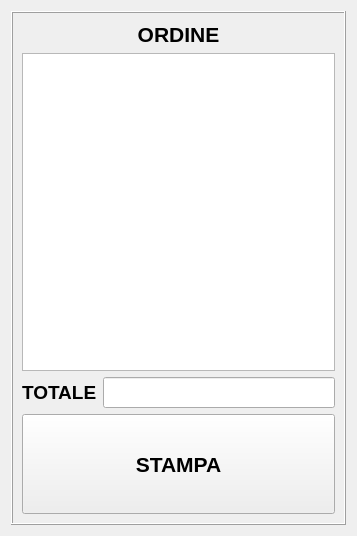
mtonin/gestcassa, file src/ordine.ui: the form before one commit.
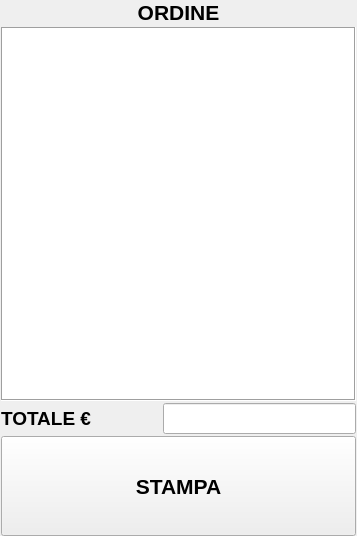
The form after the commit.

Diff of the .ui file:
```diff
--- a/src/ordine.ui
+++ b/src/ordine.ui
@@ -22,16 +22,22 @@
   <property name="styleSheet">
    <string notr="true"/>
   </property>
-  <layout class="QVBoxLayout" name="verticalLayout_2">
-   <item>
-    <widget class="QFrame" name="frame">
-     <property name="frameShape">
-      <enum>QFrame::Box</enum>
-     </property>
-     <property name="frameShadow">
-      <enum>QFrame::Raised</enum>
-     </property>
      <layout class="QVBoxLayout" name="verticalLayout">
+   <property name="spacing">
+    <number>2</number>
+   </property>
+   <property name="leftMargin">
+    <number>1</number>
+   </property>
+   <property name="topMargin">
+    <number>0</number>
+   </property>
+   <property name="rightMargin">
+    <number>1</number>
+   </property>
+   <property name="bottomMargin">
+    <number>0</number>
+   </property>
       <item>
        <widget class="QLabel" name="label">
         <property name="sizePolicy">
@@ -47,12 +53,27 @@
       </item>
       <item>
        <widget class="QTableView" name="articoliTab">
+     <property name="frameShape">
+      <enum>QFrame::Box</enum>
+     </property>
+     <property name="frameShadow">
+      <enum>QFrame::Sunken</enum>
+     </property>
         <property name="horizontalScrollBarPolicy">
          <enum>Qt::ScrollBarAlwaysOff</enum>
         </property>
         <property name="alternatingRowColors">
-         <bool>true</bool>
-        </property>
+      <bool>false</bool>
+     </property>
+     <property name="selectionMode">
+      <enum>QAbstractItemView::SingleSelection</enum>
+     </property>
+     <property name="gridStyle">
+      <enum>Qt::DotLine</enum>
+     </property>
+     <attribute name="horizontalHeaderVisible">
+      <bool>false</bool>
+     </attribute>
         <attribute name="horizontalHeaderStretchLastSection">
          <bool>true</bool>
         </attribute>
@@ -66,10 +87,23 @@
         <item>
          <widget class="QLabel" name="label_2">
           <property name="text">
-           <string>&lt;html&gt;&lt;head/&gt;&lt;body&gt;&lt;p&gt;&lt;span style=&quot; font-size:14pt; font-weight:600;&quot;&gt;TOTALE&lt;/span&gt;&lt;/p&gt;&lt;/body&gt;&lt;/html&gt;</string>
+        <string>&lt;html&gt;&lt;head/&gt;&lt;body&gt;&lt;p&gt;&lt;span style=&quot; font-size:14pt; font-weight:600;&quot;&gt;TOTALE €&lt;/span&gt;&lt;/p&gt;&lt;/body&gt;&lt;/html&gt;</string>
           </property>
          </widget>
         </item>
+     <item>
+      <spacer name="horizontalSpacer">
+       <property name="orientation">
+        <enum>Qt::Horizontal</enum>
+       </property>
+       <property name="sizeHint" stdset="0">
+        <size>
+         <width>40</width>
+         <height>20</height>
+        </size>
+       </property>
+      </spacer>
+     </item>
         <item>
          <widget class="QLineEdit" name="totaleLine">
           <property name="font">
@@ -113,9 +147,6 @@
         <property name="text">
          <string>STAMPA</string>
         </property>
-       </widget>
-      </item>
-     </layout>
     </widget>
    </item>
   </layout>
```
Left out of the diff: 4 changed lines with no effect on the pictures. Lines whose indentation alone changed are shown as unchanged.
